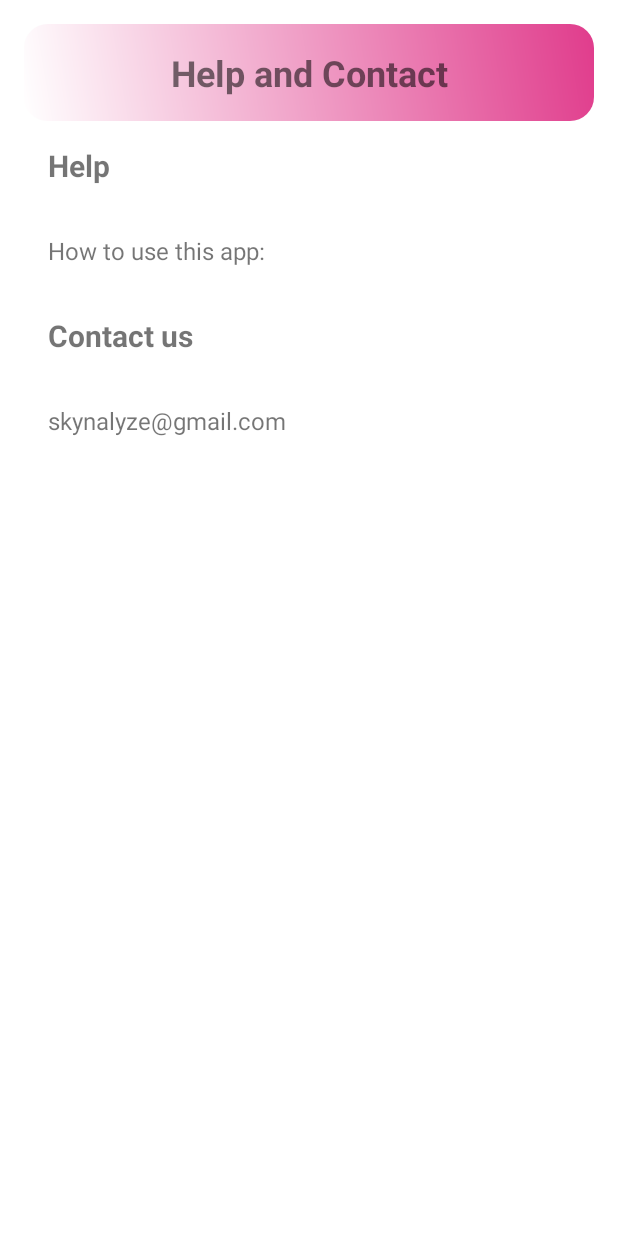
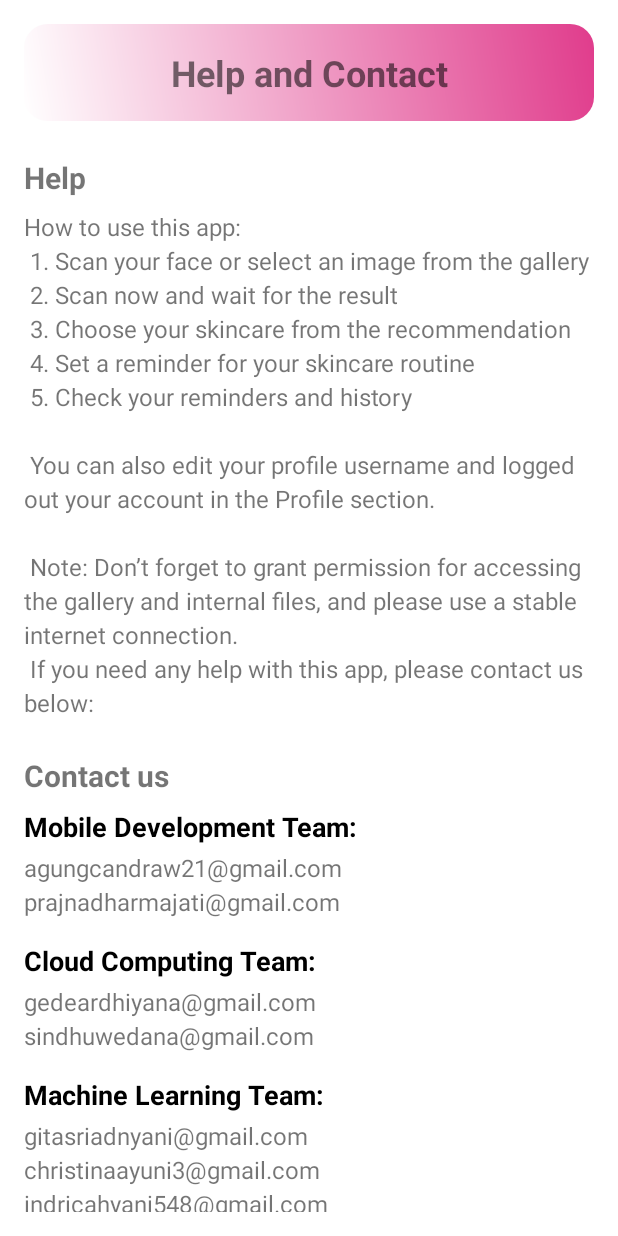
Before and after one commit to C242-PS091-Capstone-Bangkit/app-capstone, an Android app: the HelpActivity screen opened directly, with no data from a screen before it, on a phone screen of 412 x 824 dp. Run offline under Robolectric (Android 15) with nearby library versions, the light colour scheme and no system bars.

Commit message:
Adding Help Section

```diff
--- a/skinalyzecapstone/app/src/main/res/layout/activity_edit_profile.xml
+++ b/skinalyzecapstone/app/src/main/res/layout/activity_edit_profile.xml
@@ -95,7 +95,7 @@
                 <TextView
                     android:layout_width="wrap_content"
                     android:layout_height="wrap_content"
-                    android:text="Email"
+                    android:text="Email cant be changed"
                     android:layout_marginStart="16dp"
                     android:textSize="16sp" />
             </LinearLayout>
@@ -124,40 +124,6 @@
                     android:textSize="16sp" />
             </LinearLayout>
 
-            <!-- Bagian Others -->
-            <TextView
-                android:layout_width="match_parent"
-                android:layout_height="wrap_content"
-                android:text="Others"
-                android:textSize="16sp"
-                android:textStyle="bold"
-                android:layout_marginTop="16dp"
-                android:layout_marginBottom="8dp" />
-
-            <!-- Tombol Delete Account -->
-            <LinearLayout
-                android:id="@+id/deleteAccoutButton"
-                android:layout_width="match_parent"
-                android:layout_height="80dp"
-                android:orientation="horizontal"
-                android:padding="12dp"
-                android:background="@drawable/card_background"
-                android:gravity="center_vertical"
-                android:layout_marginBottom="8dp">
-
-                <ImageView
-                    android:layout_width="24dp"
-                    android:layout_height="24dp"
-                    android:src="@drawable/delete" />
-
-                <TextView
-                    android:layout_width="wrap_content"
-                    android:layout_height="wrap_content"
-                    android:text="Delete Account"
-                    android:layout_marginStart="16dp"
-                    android:textSize="16sp" />
-            </LinearLayout>
-
         </LinearLayout>
     </ScrollView>
 </androidx.constraintlayout.widget.ConstraintLayout>
--- a/skinalyzecapstone/app/src/main/res/layout/activity_help.xml
+++ b/skinalyzecapstone/app/src/main/res/layout/activity_help.xml
@@ -1,14 +1,19 @@
-<?xml version="1.0" encoding="utf-8"?>
 <ScrollView xmlns:android="http://schemas.android.com/apk/res/android"
     android:layout_width="match_parent"
     android:layout_height="match_parent"
-    android:padding="16dp">
+    android:padding="16dp"
+    android:layout_marginTop="16dp"
+    android:layout_marginBottom="0dp"
+    android:layout_marginStart="16dp"
+    android:layout_marginEnd="16dp">
 
     <LinearLayout
         android:layout_width="match_parent"
         android:layout_height="wrap_content"
-        android:orientation="vertical">
+        android:orientation="vertical"
+        android:gravity="start">
 
+        <!-- Header Section -->
         <TextView
             android:layout_width="match_parent"
             android:layout_height="wrap_content"
@@ -19,35 +24,85 @@
             android:padding="16dp"
             android:background="@drawable/header_background" />
 
+        <!-- Help Section -->
         <TextView
             android:layout_width="match_parent"
             android:layout_height="wrap_content"
             android:text="Help"
             android:textSize="20sp"
             android:textStyle="bold"
-            android:padding="16dp" />
+            android:paddingTop="24dp"
+            android:paddingBottom="8dp" />
 
         <TextView
             android:layout_width="match_parent"
             android:layout_height="wrap_content"
-            android:text="How to use this app:"
+            android:text="@string/how_to_use_app"
             android:textSize="16sp"
-            android:padding="16dp" />
+            android:lineSpacingExtra="4dp" />
 
+        <!-- Contact Section -->
         <TextView
             android:layout_width="match_parent"
             android:layout_height="wrap_content"
             android:text="Contact us"
             android:textSize="20sp"
             android:textStyle="bold"
-            android:padding="16dp" />
+            android:paddingTop="24dp"
+            android:paddingBottom="8dp" />
+
+        <!-- Mobile Development Team -->
+        <TextView
+            android:layout_width="match_parent"
+            android:layout_height="wrap_content"
+            android:text="Mobile Development Team:"
+            android:textSize="18sp"
+            android:textStyle="bold"
+            android:textColor="#000000"
+            android:paddingBottom="4dp" />
 
         <TextView
             android:layout_width="match_parent"
             android:layout_height="wrap_content"
-            android:text="skynalyze@gmail.com"
+            android:text="agungcandraw21@gmail.com\nprajnadharmajati@gmail.com"
             android:textSize="16sp"
-            android:padding="16dp" />
+            android:lineSpacingExtra="4dp" />
+
+        <!-- Cloud Computing Team -->
+        <TextView
+            android:layout_width="match_parent"
+            android:layout_height="wrap_content"
+            android:text="Cloud Computing Team:"
+            android:textSize="18sp"
+            android:textStyle="bold"
+            android:textColor="#000000"
+            android:paddingTop="16dp"
+            android:paddingBottom="4dp" />
+
+        <TextView
+            android:layout_width="match_parent"
+            android:layout_height="wrap_content"
+            android:text="gedeardhiyana@gmail.com\nsindhuwedana@gmail.com"
+            android:textSize="16sp"
+            android:lineSpacingExtra="4dp" />
+
+        <!-- Machine Learning Team -->
+        <TextView
+            android:layout_width="match_parent"
+            android:layout_height="wrap_content"
+            android:text="Machine Learning Team:"
+            android:textSize="18sp"
+            android:textStyle="bold"
+            android:textColor="#000000"
+            android:paddingTop="16dp"
+            android:paddingBottom="4dp" />
+
+        <TextView
+            android:layout_width="match_parent"
+            android:layout_height="wrap_content"
+            android:text="gitasriadnyani@gmail.com\nchristinaayuni3@gmail.com\nindricahyani548@gmail.com"
+            android:textSize="16sp"
+            android:lineSpacingExtra="4dp" />
 
     </LinearLayout>
 </ScrollView>
--- a/skinalyzecapstone/app/src/main/res/values/strings.xml
+++ b/skinalyzecapstone/app/src/main/res/values/strings.xml
@@ -73,8 +73,17 @@
     <string name="skin_condition_label">Anda memiliki kulit berkondisi  </string>
     <string name="clear_image">Clear Image</string>
     <string name="scan_your_skin_now">Scan your skin Now!</string>
-
-
+    <string name="how_to_use_app">
+        How to use this app:\n
+        1. Scan your face or select an image from the gallery\n
+        2. Scan now and wait for the result\n
+        3. Choose your skincare from the recommendation\n
+        4. Set a reminder for your skincare routine\n
+        5. Check your reminders and history\n\n
+        You can also edit your profile username and logged out your account in the Profile section.\n\n
+        Note: Don’t forget to grant permission for accessing the gallery and internal files, and please use a stable internet connection.\n
+        If you need any help with this app, please contact us below:
+    </string>
     <string name="signup">Daftar</string>
     <!-- TODO: Remove or change this placeholder text -->
     <string name="hello_blank_fragment">Hello blank fragment</string>
```
